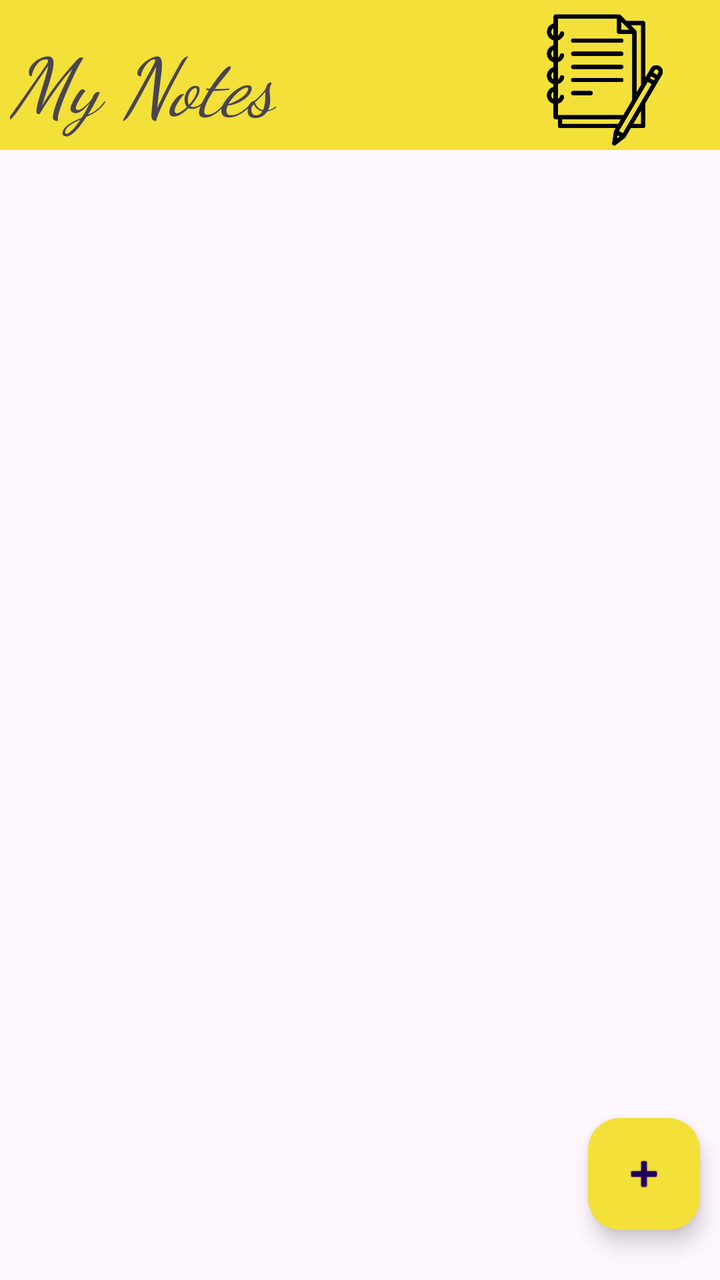
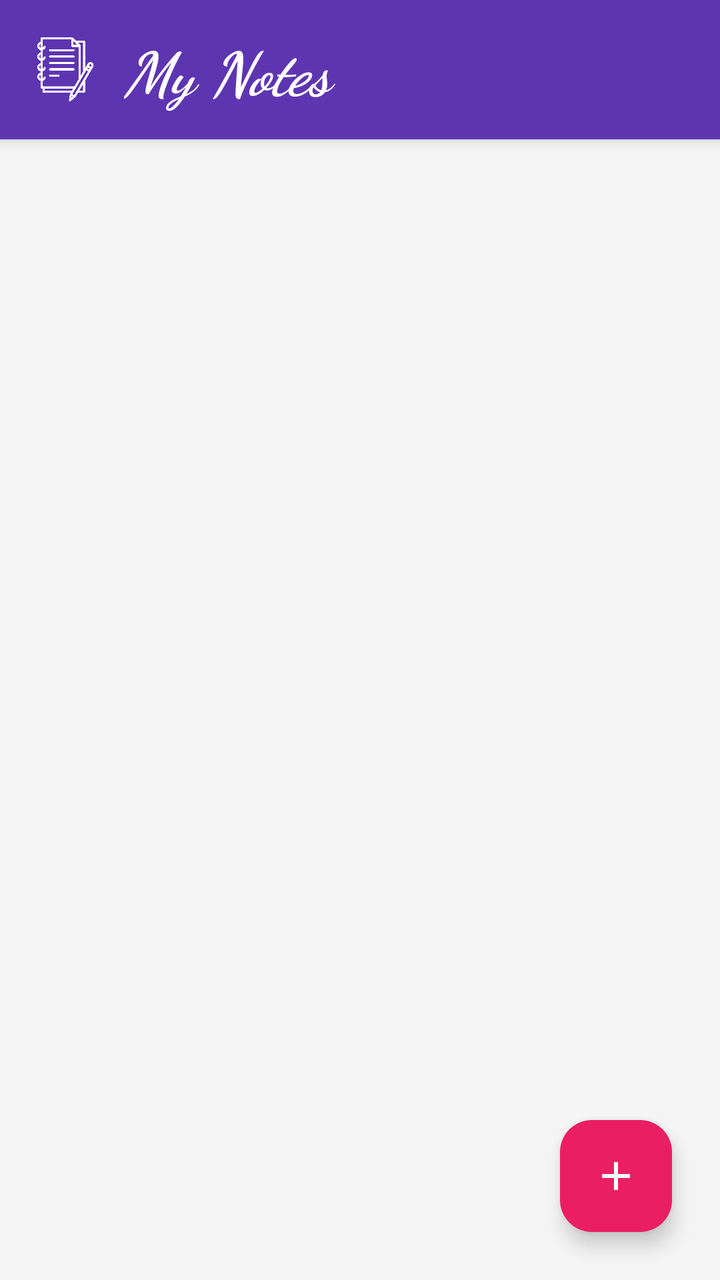

Screens rendered from an Android XML layout before and after an edit, with the pre-edit source and the edit as a unified diff.
<!-- AndroidManifest.xml: application theme Theme.MyNotes -->
<!-- res/layout/activity_main.xml -->
<?xml version="1.0" encoding="utf-8"?>
<androidx.constraintlayout.widget.ConstraintLayout xmlns:android="http://schemas.android.com/apk/res/android"
    xmlns:app="http://schemas.android.com/apk/res-auto"
    xmlns:tools="http://schemas.android.com/tools"
    android:layout_width="match_parent"
    android:layout_height="match_parent"
    tools:context=".MainActivity"
    tools:ignore="ExtraText">


    <LinearLayout
        android:id="@+id/linearLayout"
        android:layout_width="0dp"
        android:layout_height="wrap_content"
        android:background="#F3E039"
        android:orientation="horizontal"
        app:layout_constraintEnd_toEndOf="parent"
        app:layout_constraintStart_toStartOf="parent"
        app:layout_constraintTop_toTopOf="parent">

        <TextView
            android:id="@+id/textView2"
            android:layout_width="wrap_content"
            android:layout_height="wrap_content"
            android:layout_marginLeft="5dp"
            android:layout_marginTop="5dp"
            android:layout_marginRight="130dp"
            android:fontFamily="cursive"
            android:paddingTop="8dp"
            android:text="@string/my_notesss"
            android:textSize="40sp"
            android:textStyle="italic" />

        <ImageView
            android:id="@+id/imageView3"
            android:layout_width="70dp"
            android:layout_height="70dp"
            android:layout_marginTop="5dp"
            android:layout_marginEnd="20dp"
            app:layout_constraintBottom_toBottomOf="parent"
            app:layout_constraintEnd_toEndOf="parent"
            app:layout_constraintTop_toTopOf="parent"
            app:srcCompat="@drawable/notebook" />

    </LinearLayout>

    <com.google.android.material.floatingactionbutton.FloatingActionButton
        android:id="@+id/floatingActionButton"
        android:layout_width="wrap_content"
        android:layout_height="wrap_content"
        android:layout_marginEnd="10dp"
        android:layout_marginBottom="25dp"
        android:clickable="true"
        android:contentDescription="@string/app_name"
        android:src="@android:drawable/ic_input_add"
        app:backgroundTint="#F3E039"
        app:layout_constraintBottom_toBottomOf="parent"
        app:layout_constraintEnd_toEndOf="parent" />

    <androidx.recyclerview.widget.RecyclerView
        android:id="@+id/rv"
        android:layout_width="0dp"
        android:layout_height="0dp"
        app:layout_constraintBottom_toBottomOf="parent"
        app:layout_constraintEnd_toEndOf="parent"
        app:layout_constraintHorizontal_bias="0.0"
        app:layout_constraintStart_toStartOf="parent"
        app:layout_constraintTop_toBottomOf="@+id/linearLayout" />


</androidx.constraintlayout.widget.ConstraintLayout>
<!-- resources referenced by this layout -->
<resources>
  <!-- drawable notebook: png bitmap (drawable, 13947 bytes) -->
  <string name="app_name">MyNotes</string>
  <string name="my_notesss">My Notes</string>
  <style name="Theme.MyNotes" parent="Base.Theme.MyNotes" />
  <style name="Base.Theme.MyNotes" parent="Theme.Material3.DayNight.NoActionBar">
          
          
      </style>
</resources>

<!-- the commit's change to res/layout/activity_main.xml (unified diff, before → after) -->
@@ -1,71 +1,165 @@
 <?xml version="1.0" encoding="utf-8"?>
-<androidx.constraintlayout.widget.ConstraintLayout xmlns:android="http://schemas.android.com/apk/res/android"
+<androidx.constraintlayout.widget.ConstraintLayout
+    xmlns:android="http://schemas.android.com/apk/res/android"
     xmlns:app="http://schemas.android.com/apk/res-auto"
     xmlns:tools="http://schemas.android.com/tools"
     android:layout_width="match_parent"
     android:layout_height="match_parent"
-    tools:context=".MainActivity"
-    tools:ignore="ExtraText">
-
+    android:background="@color/colorBackground"
+    tools:context=".MainActivity">
 
     <LinearLayout
-        android:id="@+id/linearLayout"
+        android:id="@+id/header"
         android:layout_width="0dp"
         android:layout_height="wrap_content"
-        android:background="#F3E039"
+        android:background="@color/colorPrimary"
+        android:elevation="4dp"
+        android:gravity="center_vertical"
         android:orientation="horizontal"
+        android:paddingStart="16dp"
+        android:paddingEnd="16dp"
+        android:paddingTop="14dp"
+        android:paddingBottom="14dp"
         app:layout_constraintEnd_toEndOf="parent"
         app:layout_constraintStart_toStartOf="parent"
         app:layout_constraintTop_toTopOf="parent">
 
+        <ImageView
+            android:layout_width="34dp"
+            android:layout_height="34dp"
+            android:layout_marginEnd="12dp"
+            android:contentDescription="@string/app_name"
+            app:srcCompat="@drawable/notebook"
+            app:tint="@color/white" />
+
         <TextView
-            android:id="@+id/textView2"
-            android:layout_width="wrap_content"
+            android:layout_width="0dp"
             android:layout_height="wrap_content"
-            android:layout_marginLeft="5dp"
-            android:layout_marginTop="5dp"
-            android:layout_marginRight="130dp"
+            android:layout_weight="1"
             android:fontFamily="cursive"
-            android:paddingTop="8dp"
             android:text="@string/my_notesss"
-            android:textSize="40sp"
-            android:textStyle="italic" />
-
-        <ImageView
-            android:id="@+id/imageView3"
-            android:layout_width="70dp"
-            android:layout_height="70dp"
-            android:layout_marginTop="5dp"
-            android:layout_marginEnd="20dp"
-            app:layout_constraintBottom_toBottomOf="parent"
-            app:layout_constraintEnd_toEndOf="parent"
-            app:layout_constraintTop_toTopOf="parent"
-            app:srcCompat="@drawable/notebook" />
+            android:textColor="@color/white"
+            android:textSize="30sp"
+            android:textStyle="bold|italic" />
 
     </LinearLayout>
+
+    <androidx.recyclerview.widget.RecyclerView
+        android:id="@+id/rv"
+        android:layout_width="0dp"
+        android:layout_height="0dp"
+        android:clipToPadding="false"
+        android:paddingTop="8dp"
+        android:paddingBottom="80dp"
+        app:layout_constraintBottom_toBottomOf="parent"
+        app:layout_constraintEnd_toEndOf="parent"
+        app:layout_constraintStart_toStartOf="parent"
+        app:layout_constraintTop_toBottomOf="@+id/header"
+        tools:listitem="@layout/each_rv" />
+
+    <TextView
+        android:id="@+id/emptyState"
+        android:layout_width="wrap_content"
+        android:layout_height="wrap_content"
+        android:gravity="center"
+        android:text="@string/empty_state"
+        android:textColor="@color/colorTextSecondary"
+        android:textSize="16sp"
+        android:visibility="gone"
+        app:layout_constraintBottom_toBottomOf="parent"
+        app:layout_constraintEnd_toEndOf="parent"
+        app:layout_constraintStart_toStartOf="parent"
+        app:layout_constraintTop_toBottomOf="@+id/header"
+        tools:visibility="visible" />
 
     <com.google.android.material.floatingactionbutton.FloatingActionButton
         android:id="@+id/floatingActionButton"
         android:layout_width="wrap_content"
         android:layout_height="wrap_content"
-        android:layout_marginEnd="10dp"
-        android:layout_marginBottom="25dp"
-        android:clickable="true"
-        android:contentDescription="@string/app_name"
-        android:src="@android:drawable/ic_input_add"
-        app:backgroundTint="#F3E039"
-        app:layout_constraintBottom_toBottomOf="parent"
-        app:layout_constraintEnd_toEndOf="parent" />
-
-    <androidx.recyclerview.widget.RecyclerView
-        android:id="@+id/rv"
-        android:layout_width="0dp"
-        android:layout_height="0dp"
+        android:layout_marginEnd="24dp"
+        android:layout_marginBottom="24dp"
+        android:contentDescription="@string/add_note"
+        app:backgroundTint="@color/colorAccent"
         app:layout_constraintBottom_toBottomOf="parent"
         app:layout_constraintEnd_toEndOf="parent"
-        app:layout_constraintHorizontal_bias="0.0"
-        app:layout_constraintStart_toStartOf="parent"
-        app:layout_constraintTop_toBottomOf="@+id/linearLayout" />
-
+        app:srcCompat="@drawable/baseline_add_24"
+        app:tint="@color/white" />
 
 </androidx.constraintlayout.widget.ConstraintLayout>
+<!-- res/layout/each_rv.xml (included above) -->
+<?xml version="1.0" encoding="utf-8"?>
+<com.google.android.material.card.MaterialCardView
+    xmlns:android="http://schemas.android.com/apk/res/android"
+    xmlns:app="http://schemas.android.com/apk/res-auto"
+    android:id="@+id/cv"
+    android:layout_width="match_parent"
+    android:layout_height="wrap_content"
+    android:layout_marginStart="12dp"
+    android:layout_marginEnd="12dp"
+    android:layout_marginTop="6dp"
+    android:layout_marginBottom="6dp"
+    android:clickable="true"
+    android:focusable="true"
+    app:cardBackgroundColor="@color/white"
+    app:cardCornerRadius="12dp"
+    app:cardElevation="3dp"
+    app:strokeColor="@color/colorDivider"
+    app:strokeWidth="1dp">
+
+    <LinearLayout
+        android:layout_width="match_parent"
+        android:layout_height="wrap_content"
+        android:orientation="horizontal">
+
+        <View
+            android:layout_width="5dp"
+            android:layout_height="match_parent"
+            android:background="@color/colorPrimary" />
+
+        <LinearLayout
+            android:layout_width="0dp"
+            android:layout_height="wrap_content"
+            android:layout_weight="1"
+            android:orientation="vertical"
+            android:paddingStart="12dp"
+            android:paddingEnd="8dp"
+            android:paddingTop="12dp"
+            android:paddingBottom="12dp">
+
+            <TextView
+                android:id="@+id/titlerv"
+                android:layout_width="match_parent"
+                android:layout_height="wrap_content"
+                android:ellipsize="end"
+                android:maxLines="1"
+                android:text="Note Title"
+                android:textColor="@color/colorTextPrimary"
+                android:textSize="16sp"
+                android:textStyle="bold" />
+
+            <TextView
+                android:id="@+id/discription"
+                android:layout_width="match_parent"
+                android:layout_height="wrap_content"
+                android:layout_marginTop="4dp"
+                android:ellipsize="end"
+                android:maxLines="2"
+                android:text="Note description goes here"
+                android:textColor="@color/colorTextSecondary"
+                android:textSize="14sp" />
+
+        </LinearLayout>
+
+        <ImageView
+            android:id="@+id/update"
+            android:layout_width="36dp"
+            android:layout_height="36dp"
+            android:layout_gravity="center_vertical"
+            android:layout_marginEnd="10dp"
+            android:padding="4dp"
+            android:tint="@color/colorPrimaryLight"
+            app:srcCompat="@drawable/baseline_update_24" />
+
+    </LinearLayout>
+
+</com.google.android.material.card.MaterialCardView>
<!-- resource entries referenced after the edit -->
@@ -1,12 +1,37 @@
 <!-- resources referenced by this layout -->
 <resources>
+  <color name="colorAccent">#E91E63</color>
+  <color name="colorBackground">#F5F5F5</color>
+  <color name="colorDivider">#E0E0E0</color>
+  <color name="colorPrimary">#5E35B1</color>
+  <color name="colorPrimaryLight">#9575CD</color>
+  <color name="colorTextPrimary">#212121</color>
+  <color name="colorTextSecondary">#757575</color>
+  <color name="white">#FFFFFFFF</color>
+  <!-- drawable baseline_add_24 (drawable) -->
+  <vector android:height="24dp" android:tint="#F6F5F5"
+      android:viewportHeight="24" android:viewportWidth="24"
+      android:width="24dp" xmlns:android="http://schemas.android.com/apk/res/android">
+      <path android:fillColor="@android:color/white" android:pathData="M19,13h-6v6h-2v-6H5v-2h6V5h2v6h6v2z"/>
+  </vector>
+  <!-- drawable baseline_update_24 (drawable) -->
+  <vector android:height="24dp" android:tint="#000000"
+      android:viewportHeight="24" android:viewportWidth="24"
+      android:width="24dp" xmlns:android="http://schemas.android.com/apk/res/android">
+      <path android:fillColor="@android:color/white" android:pathData="M21,10.12h-6.78l2.74,-2.82c-2.73,-2.7 -7.15,-2.8 -9.88,-0.1c-2.73,2.71 -2.73,7.08 0,9.79s7.15,2.71 9.88,0C18.32,15.65 19,14.08 19,12.1h2c0,1.98 -0.88,4.55 -2.64,6.29c-3.51,3.48 -9.21,3.48 -12.72,0c-3.5,-3.47 -3.53,-9.11 -0.02,-12.58s9.14,-3.47 12.65,0L21,3V10.12zM12.5,8v4.25l3.5,2.08l-0.72,1.21L11,13V8H12.5z"/>
+  </vector>
   <!-- drawable notebook: png bitmap (drawable, 13947 bytes) -->
+  <string name="add_note">Add new note</string>
   <string name="app_name">MyNotes</string>
+  <string name="empty_state">No notes yet.\nTap + to add your first note!</string>
   <string name="my_notesss">My Notes</string>
   <style name="Theme.MyNotes" parent="Base.Theme.MyNotes" />
   <style name="Base.Theme.MyNotes" parent="Theme.Material3.DayNight.NoActionBar">
-          
-          
+          <item name="colorPrimary">@color/colorPrimary</item>
+          <item name="colorSecondary">@color/colorAccent</item>
+          <item name="android:statusBarColor">@color/colorPrimaryDark</item>
+          <item name="android:windowLightStatusBar">false</item>
       </style>
+  <color name="colorPrimaryDark">#4527A0</color>
 </resources>
 
